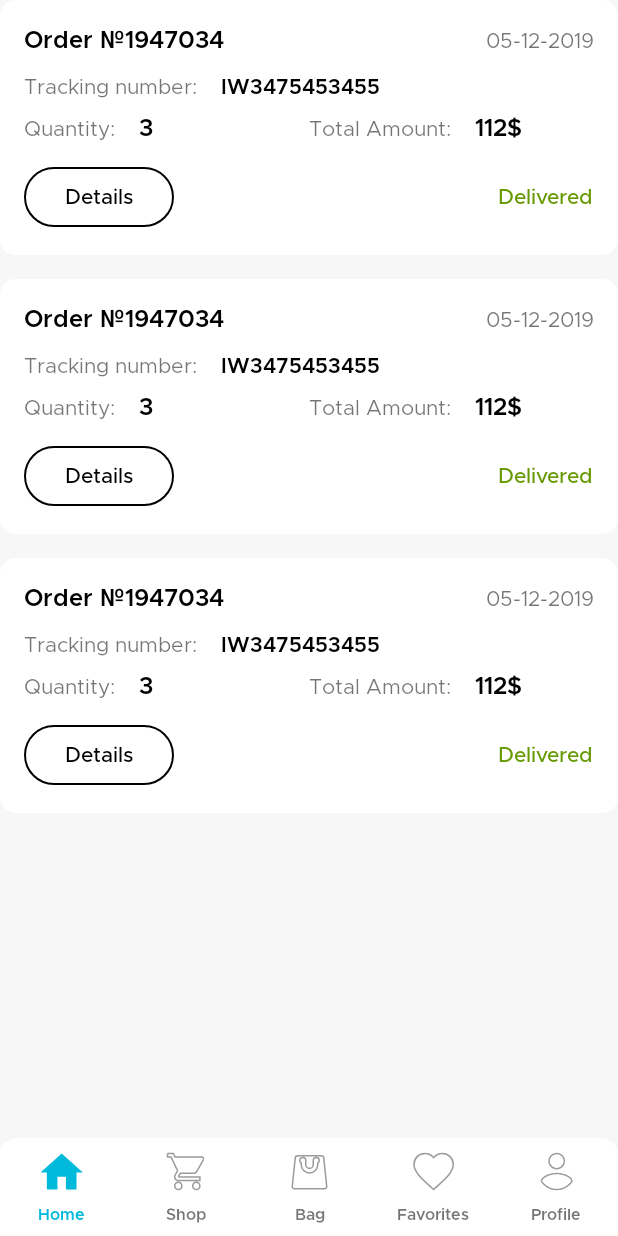
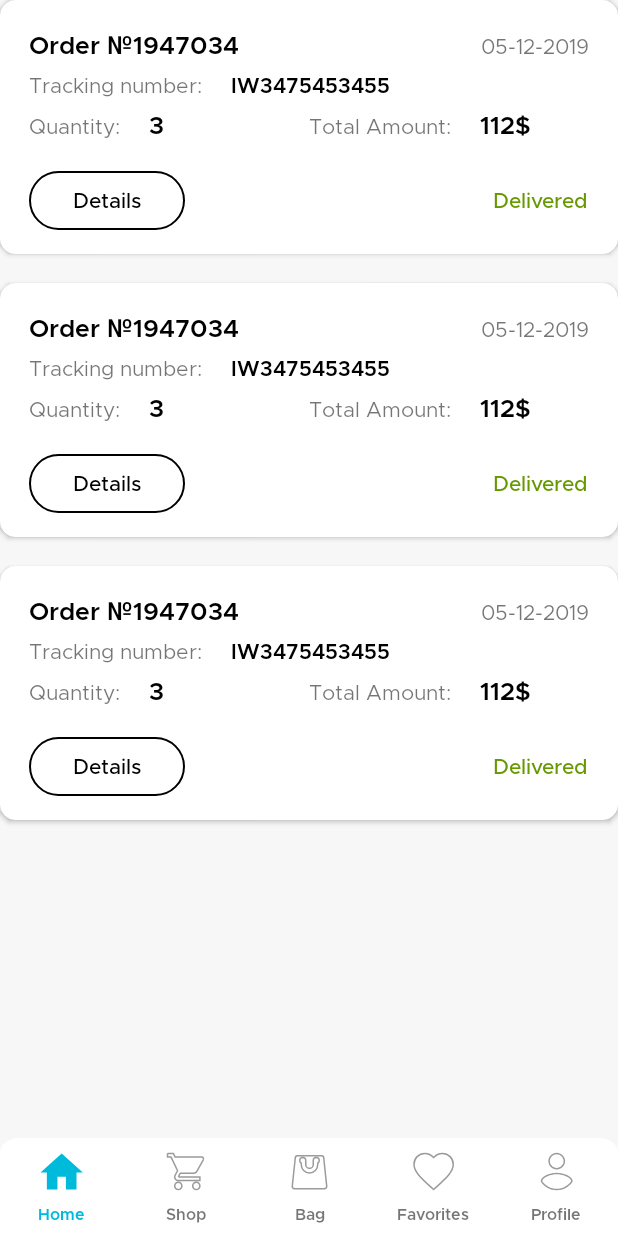
Before and after one commit to Dharaa/BFCShopping, an Android app: the fragment DeliveredFragment placed in its activity, on a phone screen of 412 x 824 dp. Run offline under Robolectric (Android 15) with nearby library versions, the phone set to English and light mode, and no system bars; our stand-ins replace sdp/ssp sizes; libraries missing offline, so code that uses them is left out: com.denzcoskun.imageslider; 10 statements that could not run were skipped.

Commit message:
last 2 xml

```diff
--- a/app/src/main/res/layout/my_order_item.xml
+++ b/app/src/main/res/layout/my_order_item.xml
@@ -2,9 +2,9 @@
 <androidx.cardview.widget.CardView xmlns:android="http://schemas.android.com/apk/res/android"
     xmlns:app="http://schemas.android.com/apk/res-auto"
     android:layout_width="match_parent"
-    android:layout_height="170dp"
-    android:layout_marginBottom="16dp"
-    app:cardCornerRadius="10dp">
+    android:layout_height="@dimen/_130sdp"
+    android:layout_marginBottom="@dimen/_15sdp"
+    app:cardCornerRadius="@dimen/_8sdp">
 
     <LinearLayout
         android:layout_width="match_parent"
@@ -14,9 +14,9 @@
         <LinearLayout
             android:layout_width="match_parent"
             android:layout_height="wrap_content"
-            android:layout_marginStart="16dp"
-            android:layout_marginTop="16dp"
-            android:layout_marginEnd="16dp"
+            android:layout_marginStart="@dimen/_15sdp"
+            android:layout_marginTop="@dimen/_15sdp"
+            android:layout_marginEnd="@dimen/_15sdp"
             android:orientation="horizontal">
 
             <TextView
@@ -26,7 +26,7 @@
                 android:fontFamily="@font/metropolis_semi_bold"
                 android:text="Order №1947034"
                 android:textColor="@color/black"
-                android:textSize="16sp" />
+                android:textSize="@dimen/_13sdp" />
 
             <View
                 android:layout_width="match_parent"
@@ -39,16 +39,15 @@
                 android:layout_height="wrap_content"
                 android:fontFamily="@font/metropolis_regular"
                 android:text="05-12-2019"
-
-                android:textSize="14sp" />
+                android:textSize="@dimen/_11sdp" />
         </LinearLayout>
 
         <LinearLayout
             android:layout_width="match_parent"
             android:layout_height="wrap_content"
-            android:layout_marginStart="16dp"
-            android:layout_marginTop="12dp"
-            android:layout_marginEnd="16dp"
+            android:layout_marginStart="@dimen/_15sdp"
+            android:layout_marginTop="@dimen/_5sdp"
+            android:layout_marginEnd="@dimen/_15sdp"
             android:orientation="horizontal">
 
 
@@ -56,28 +55,27 @@
                 android:layout_width="wrap_content"
                 android:layout_height="wrap_content"
                 android:fontFamily="@font/metropolis_regular"
-                android:text="Tracking number:"
-
-                android:textSize="14sp" />
+                android:text="@string/tracking_number"
+                android:textSize="@dimen/_11sdp" />
 
             <TextView
                 android:id="@+id/tvTrackingNo"
                 android:layout_width="wrap_content"
                 android:layout_height="wrap_content"
-                android:layout_marginStart="16dp"
+                android:layout_marginStart="@dimen/_15sdp"
                 android:fontFamily="@font/metropolis_semi_bold"
                 android:text="IW3475453455"
                 android:textColor="@color/black"
-                android:textSize="14sp" />
+                android:textSize="@dimen/_11sdp" />
 
         </LinearLayout>
 
         <LinearLayout
             android:layout_width="match_parent"
             android:layout_height="wrap_content"
-            android:layout_marginStart="16dp"
-            android:layout_marginTop="8dp"
-            android:layout_marginEnd="16dp"
+            android:layout_marginStart="@dimen/_15sdp"
+            android:layout_marginTop="@dimen/_5sdp"
+            android:layout_marginEnd="@dimen/_15sdp"
             android:orientation="horizontal">
 
 
@@ -91,19 +89,19 @@
                     android:layout_width="wrap_content"
                     android:layout_height="wrap_content"
                     android:fontFamily="@font/metropolis_regular"
-                    android:text="Quantity:"
+                    android:text="@string/quantity"
 
-                    android:textSize="14sp" />
+                    android:textSize="@dimen/_11sdp" />
 
                 <TextView
                     android:id="@+id/tvQuantity"
                     android:layout_width="wrap_content"
                     android:layout_height="wrap_content"
-                    android:layout_marginStart="16dp"
+                    android:layout_marginStart="@dimen/_15sdp"
                     android:fontFamily="@font/metropolis_semi_bold"
                     android:text="3"
                     android:textColor="@color/black"
-                    android:textSize="16sp" />
+                    android:textSize="@dimen/_13sdp" />
             </LinearLayout>
 
             <LinearLayout
@@ -116,18 +114,18 @@
                     android:layout_width="wrap_content"
                     android:layout_height="wrap_content"
                     android:fontFamily="@font/metropolis_regular"
-                    android:text="Total Amount:"
-                    android:textSize="14sp" />
+                    android:text="@string/total_amount"
+                    android:textSize="@dimen/_11sdp" />
 
                 <TextView
                     android:id="@+id/tvTotalAmount"
                     android:layout_width="wrap_content"
                     android:layout_height="wrap_content"
-                    android:layout_marginStart="16dp"
+                    android:layout_marginStart="@dimen/_15sdp"
                     android:fontFamily="@font/metropolis_semi_bold"
                     android:text="112$"
                     android:textColor="@color/black"
-                    android:textSize="16sp" />
+                    android:textSize="@dimen/_13sdp" />
             </LinearLayout>
 
         </LinearLayout>
@@ -135,21 +133,21 @@
         <LinearLayout
             android:layout_width="match_parent"
             android:layout_height="wrap_content"
-            android:layout_marginStart="16dp"
-            android:layout_marginTop="16dp"
-            android:layout_marginEnd="16dp"
+            android:layout_marginStart="@dimen/_15sdp"
+            android:layout_marginTop="@dimen/_15sdp"
+            android:layout_marginEnd="@dimen/_15sdp"
             android:orientation="horizontal">
 
             <TextView
                 android:id="@+id/tvDetails"
-                android:layout_width="100dp"
-                android:layout_height="40dp"
+                android:layout_width="@dimen/_80sdp"
+                android:layout_height="@dimen/_30sdp"
                 android:background="@drawable/details_txt_bg"
                 android:fontFamily="@font/metropoli_medium"
                 android:gravity="center"
-                android:text="Details"
+                android:text="@string/details"
                 android:textColor="@color/black"
-                android:textSize="14sp"></TextView>
+                android:textSize="@dimen/_11sdp"></TextView>
 
             <View
                 android:layout_width="match_parent"
@@ -163,7 +161,7 @@
                 android:fontFamily="@font/metropoli_medium"
                 android:text="Delivered"
                 android:textColor="@android:color/holo_green_dark"
-                android:textSize="14sp"></TextView>
+                android:textSize="@dimen/_11sdp"></TextView>
         </LinearLayout>
     </LinearLayout>
 
--- a/app/src/main/res/layout/shop_item_vp.xml
+++ b/app/src/main/res/layout/shop_item_vp.xml
@@ -29,12 +29,12 @@
                 android:text="Jeans"
                 android:lines="2"
                 android:textColor="@color/black"
-                android:textSize="18sp" />
+                android:textSize="@dimen/_14sdp" />
 
             <ImageView
                 android:id="@+id/ivItem"
                 android:layout_width="match_parent"
-                android:layout_height="110dp"
+                android:layout_height="@dimen/_85sdp"
                 android:layout_weight="1"
                 android:contentDescription="@string/app_name"
                 android:scaleType="centerCrop"
--- a/app/src/main/res/values/strings.xml
+++ b/app/src/main/res/values/strings.xml
@@ -133,6 +133,15 @@
     <string name="off">OFF</string>
     <string name="personal_offer">Personal offer</string>
     <string name="shipping_info">Shipping info</string>
+    <string name="formal_shirts">Formal Shirts</string>
+    <string name="details">Details</string>
+    <string name="total_amount">Total Amount:</string>
+    <string name="quantity">Quantity:</string>
+    <string name="tracking_number">Tracking number:</string>
+    <string name="evening_dress">Evening Dress</string>
+    <string name="color">Color:</string>
+    <string name="size">Size:</string>
+    <string name="units">Units:</string>
 
     <array name="initial_slider_values">
         <item>20.0</item>
```
Also changed, not shown: app/src/main/res/layout/mens_item.xml (+8 -8 lines), app/src/main/res/layout/new_item.xml (+25 -26 lines), app/src/main/res/layout/order_details_item.xml (+21 -21 lines), app/src/main/res/layout/product_details_item_slider.xml (+4 -4 lines), app/src/main/res/layout/search_item.xml (+23 -25 lines), app/src/main/res/layout/search_item_grid.xml (+19 -19 lines), app/src/main/res/layout/tags_item.xml (+4 -4 lines).
